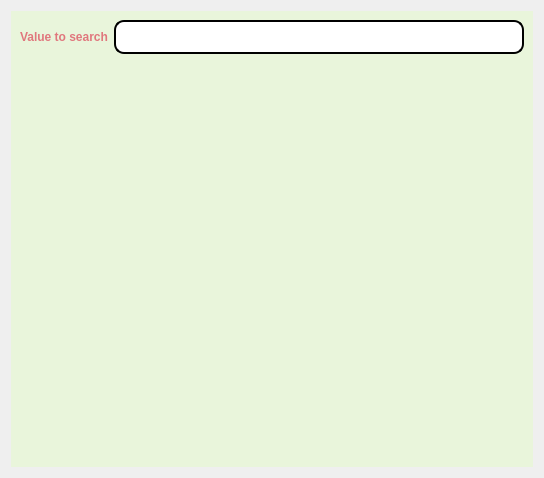
Qt form membersList.ui (salmajaghoua23/Library) before a commit.
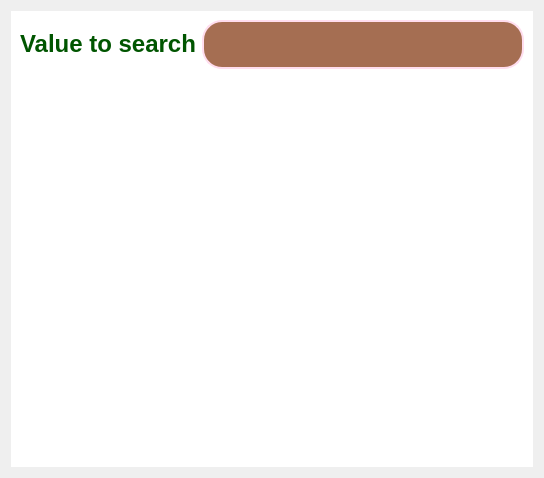
The same form after that commit.

Diff of the .ui file:
```diff
--- a/membersList.ui
+++ b/membersList.ui
@@ -17,8 +17,8 @@
    <item>
     <widget class="QFrame" name="frame">
      <property name="styleSheet">
-      <string notr="true">background-color:#e9f5db;
-border:black solid;</string>
+      <string notr="true">background-color:white;
+border:black solid;color:black;</string>
      </property>
      <property name="frameShape">
       <enum>QFrame::Shape::StyledPanel</enum>
@@ -44,20 +44,26 @@
 color: #e0777d;</string>
             </property>
             <property name="text">
-             <string>&lt;html&gt;&lt;head/&gt;&lt;body&gt;&lt;p&gt;&lt;span style=&quot; font-weight:700;&quot;&gt;Value to search&lt;/span&gt;&lt;/p&gt;&lt;/body&gt;&lt;/html&gt;</string>
+             <string>&lt;html&gt;&lt;head/&gt;&lt;body&gt;&lt;p&gt;&lt;span style=&quot; font-size:18pt; font-weight:700; color:#005500;&quot;&gt;Value to search&lt;/span&gt;&lt;/p&gt;&lt;/body&gt;&lt;/html&gt;</string>
             </property>
            </widget>
           </item>
           <item>
            <widget class="QLineEdit" name="value">
             <property name="styleSheet">
-             <string notr="true">QLineEdit{
-	background-color: rgb(255, 255, 255);
-	 border: 2px  solid;
-     border-radius: 10px;
-	font: 24px;
-color:black;
-}</string>
+             <string notr="true">QLineEdit {
+    background:rgb(165, 110, 82);
+    border: 2px solid #FFDDEE;
+    border-radius: 20px;
+    padding: 10px;
+    color: #4B0082;
+    font-size: 14pt;
+}
+
+QLineEdit:focus {
+    border: 2px solid #B57EDC;
+}
+</string>
             </property>
            </widget>
           </item>
@@ -66,7 +72,7 @@
         <item>
          <widget class="QTableView" name="tableView">
           <property name="styleSheet">
-           <string notr="true">QHeaderView::section { background-color: #e0777d; font: 16 px solid;color:white;}</string>
+           <string notr="true">QHeaderView::section { background-color: rgb(139, 139, 208); font: 16 px solid;color:black;}</string>
           </property>
           <attribute name="horizontalHeaderHighlightSections">
            <bool>true</bool>
```
